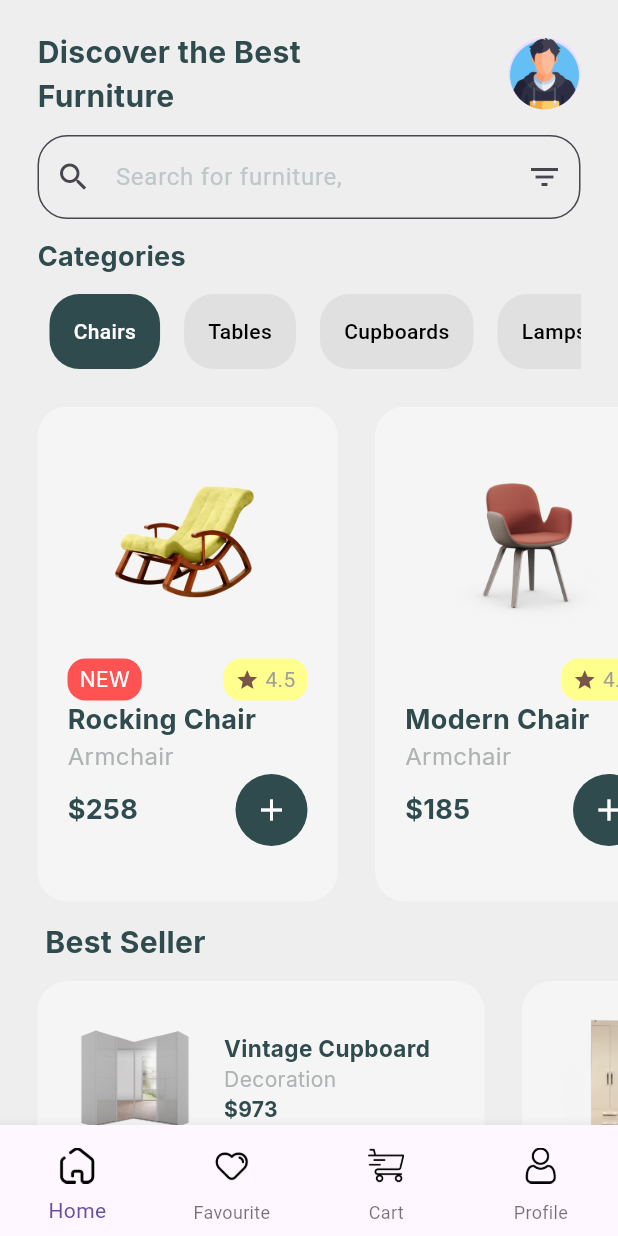
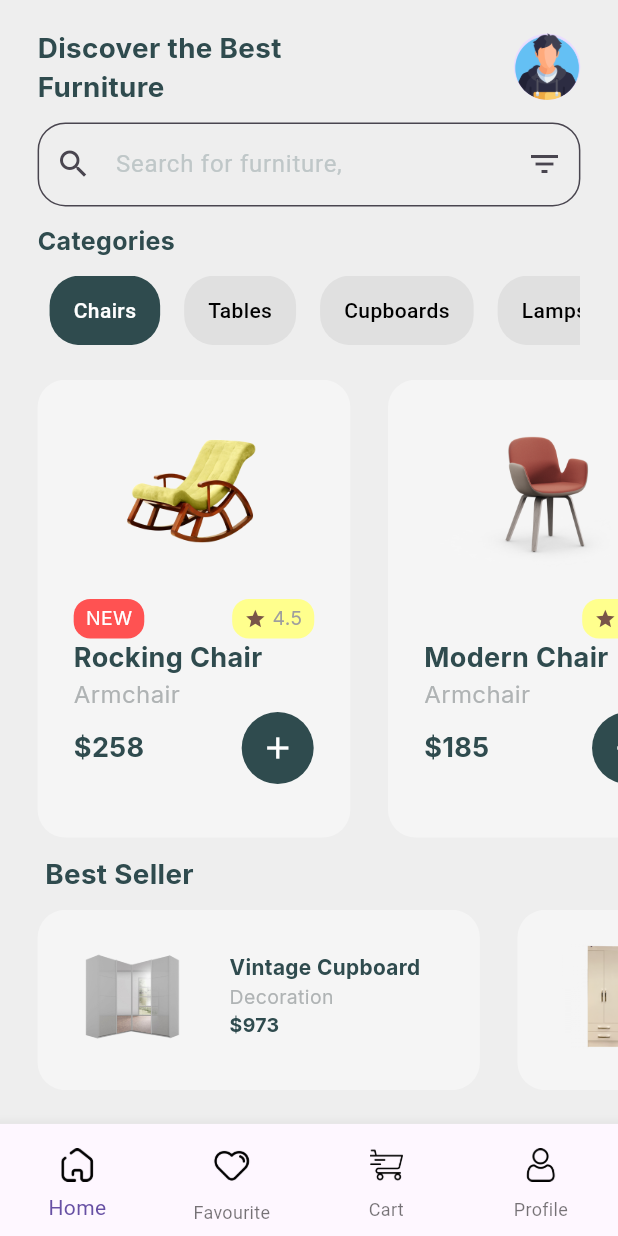
Before and after one commit to Subrato21/Furniture_Shop_Getx_Sqlite, a Flutter app: the BottomNavBar screen opened by its route, on a phone screen of 412 x 824 dp. Run offline on Flutter 3.47's test engine with Material 3 defaults, Android fonts, the phone set to English and light mode, and no system bars; our stand-ins replace flutter_screenutil, get, google_fonts, sqflite; accounts and stored records are empty.

Commit message:
added responsiveness

```diff
--- a/lib/components/best_seller_tile.dart
+++ b/lib/components/best_seller_tile.dart
@@ -1,4 +1,5 @@
 import 'package:flutter/material.dart';
+import 'package:flutter_screenutil/flutter_screenutil.dart';
 import 'package:furniture_shop/theme/colors.dart';
 import 'package:google_fonts/google_fonts.dart';
 import 'package:furniture_shop/model/model.dart';
@@ -16,10 +17,10 @@ class BestSellerTile extends StatelessWidget {
       child: Container(
         decoration: BoxDecoration(
           color: Colors.grey[100],
-          borderRadius: BorderRadius.circular(20),
+          borderRadius: BorderRadius.circular(20.r),
         ),
-        margin: const EdgeInsets.only(left: 25),
-        padding: const EdgeInsets.all(25),
+        margin: EdgeInsets.only(left: 25.w),
+        padding: EdgeInsets.all(25.r),
         child: Column(
           crossAxisAlignment: CrossAxisAlignment.start,
           children: [
@@ -30,14 +31,14 @@ class BestSellerTile extends StatelessWidget {
                     // Product Image
                     Image.asset(
                       product.imageUrl.first,
-                      width: 80,
-                      height: 80,
+                      width: 80.w,
+                      height: 75.h,
                     ),
                   ],
                 ),
-                const SizedBox(width: 8),
+                SizedBox(width: 8.w),
                 SizedBox(
-                  width: 160,
+                  width: 160.w,
                   child: Row(
                     mainAxisAlignment: MainAxisAlignment.spaceEvenly,
                     children: [
@@ -48,7 +49,7 @@ class BestSellerTile extends StatelessWidget {
                           Text(
                             product.name,
                             style: GoogleFonts.inter(
-                                fontSize: 15,
+                                fontSize: 15.sp,
                                 fontWeight: FontWeight.bold,
                                 color: primaryColor),
                             maxLines: 1,
@@ -60,7 +61,9 @@ class BestSellerTile extends StatelessWidget {
                           Text(
                             product.type,
                             style: GoogleFonts.inter(
-                                fontSize: 14, color: thirdColor),
+                              fontSize: 14.sp,
+                              color: thirdColor,
+                            ),
                             maxLines: 1,
                             overflow: TextOverflow.ellipsis,
                           ),
@@ -68,7 +71,7 @@ class BestSellerTile extends StatelessWidget {
                           Text(
                             '\$${product.price.toStringAsFixed(0)}',
                             style: GoogleFonts.inter(
-                                fontSize: 14,
+                                fontSize: 14.sp,
                                 fontWeight: FontWeight.bold,
                                 color: primaryColor),
                             maxLines: 1,
--- a/lib/components/bottom_nav_bar.dart
+++ b/lib/components/bottom_nav_bar.dart
@@ -1,4 +1,5 @@
 import 'package:flutter/material.dart';
+import 'package:flutter_screenutil/flutter_screenutil.dart';
 import 'package:furniture_shop/pages/profile/profile_screen.dart';
 import 'package:get/get.dart';
 import 'package:furniture_shop/pages/cart_page.dart';
@@ -57,17 +58,17 @@ class _BottomNavBarState extends State<BottomNavBar> {
         items: [
           BottomNavigationBarItem(
             icon: Padding(
-              padding: const EdgeInsets.all(8.0),
-              child:
-                  Image.asset("assets/images/home.png", width: 24, height: 24),
+              padding: EdgeInsets.all(8.0.r),
+              child: Image.asset("assets/images/home.png",
+                  width: 24.w, height: 24.h),
             ),
             label: "Home",
           ),
           BottomNavigationBarItem(
             icon: Padding(
-              padding: const EdgeInsets.all(8.0),
+              padding: EdgeInsets.all(8.0.r),
               child: Image.asset("assets/images/favourite.png",
-                  width: 24, height: 24),
+                  width: 28.w, height: 28.h),
             ),
             label: "Favourite",
           ),
@@ -81,17 +82,23 @@ class _BottomNavBarState extends State<BottomNavBar> {
           // ),
           BottomNavigationBarItem(
             icon: Padding(
-              padding: const EdgeInsets.all(8.0),
-              child:
-                  Image.asset("assets/images/cart.png", width: 24, height: 24),
+              padding: EdgeInsets.all(8.0.r),
+              child: Image.asset(
+                "assets/images/cart.png",
+                width: 24.w,
+                height: 24.h,
+              ),
             ),
             label: "Cart",
           ),
           BottomNavigationBarItem(
             icon: Padding(
-              padding: const EdgeInsets.all(8.0),
-              child:
-                  Image.asset("assets/images/user.png", width: 24, height: 24),
+              padding: EdgeInsets.all(8.0.r),
+              child: Image.asset(
+                "assets/images/user.png",
+                width: 24.w,
+                height: 24.h,
+              ),
             ),
             label: "Profile",
           ),
--- a/lib/components/button.dart
+++ b/lib/components/button.dart
@@ -1,4 +1,5 @@
 import 'package:flutter/material.dart';
+import 'package:flutter_screenutil/flutter_screenutil.dart';
 import 'package:furniture_shop/theme/colors.dart';
 
 class MyButton extends StatelessWidget {
@@ -14,9 +15,9 @@ class MyButton extends StatelessWidget {
         child: Container(
           decoration: BoxDecoration(
             color: primaryColor,
-            borderRadius: BorderRadius.circular(40),
+            borderRadius: BorderRadius.circular(40.r),
           ),
-          padding: EdgeInsets.all(20),
+          padding: EdgeInsets.all(20.r),
           child: Row(
             mainAxisAlignment: MainAxisAlignment.center,
             children: [
--- a/lib/components/product_tile.dart
+++ b/lib/components/product_tile.dart
@@ -1,4 +1,5 @@
 import 'package:flutter/material.dart';
+import 'package:flutter_screenutil/flutter_screenutil.dart';
 import 'package:furniture_shop/controller/product_controller.dart';
 import 'package:furniture_shop/theme/colors.dart';
 import 'package:get/get.dart';
@@ -18,10 +19,10 @@ class ProductTile extends StatelessWidget {
       child: Container(
         decoration: BoxDecoration(
           color: Colors.grey[100],
-          borderRadius: BorderRadius.circular(20),
+          borderRadius: BorderRadius.circular(20.r),
         ),
-        margin: const EdgeInsets.only(left: 25),
-        padding: const EdgeInsets.all(20),
+        margin: EdgeInsets.only(left: 25.w),
+        padding: EdgeInsets.symmetric(horizontal: 24.w, vertical: 10.h),
         child: Column(
           crossAxisAlignment: CrossAxisAlignment.start,
           children: [
@@ -30,12 +31,12 @@ class ProductTile extends StatelessWidget {
                 // Product Image
                 Image.asset(
                   product.imageUrl.first,
-                  height: 140,
+                  height: 140.h,
                 ),
 
                 SizedBox(
-                  width:
-                      160, // here added sized box and given fixed width so that we can use spacebetween without it it will not work
+                  width: 160
+                      .w, // here added sized box and given fixed width so that we can use spacebetween without it it will not work
                   child: Row(
                     mainAxisAlignment: MainAxisAlignment.spaceBetween,
                     children: [
@@ -44,17 +45,19 @@ class ProductTile extends StatelessWidget {
                           // Optional: "New" badge
                           product.isNew
                               ? Container(
-                                  margin: const EdgeInsets.only(top: 8),
-                                  padding: const EdgeInsets.symmetric(
-                                      horizontal: 8, vertical: 4),
+                                  margin: EdgeInsets.only(top: 8.h),
+                                  padding: EdgeInsets.symmetric(
+                                      horizontal: 8.w, vertical: 4.h),
                                   decoration: BoxDecoration(
                                     color: Colors.redAccent,
-                                    borderRadius: BorderRadius.circular(12),
+                                    borderRadius: BorderRadius.circular(12.r),
                                   ),
                                   child: Text(
                                     'NEW',
                                     style: GoogleFonts.inter(
-                                        fontSize: 14, color: Colors.white),
+                                      fontSize: 14.sp,
+                                      color: Colors.white,
+                                    ),
                                   ),
                                 )
                               : const SizedBox.shrink(),
@@ -65,12 +68,12 @@ class ProductTile extends StatelessWidget {
                       Row(
                         children: [
                           Container(
-                            margin: const EdgeInsets.only(top: 8),
-                            padding: const EdgeInsets.symmetric(
-                                horizontal: 8, vertical: 4),
+                            margin: EdgeInsets.only(top: 8.h),
+                            padding: EdgeInsets.symmetric(
+                                horizontal: 8.w, vertical: 4.h),
                             decoration: BoxDecoration(
                               color: Colors.yellowAccent.shade100,
-                              borderRadius: BorderRadius.circular(12),
+                              borderRadius: BorderRadius.circular(12.r),
                             ),
                             child: Row(
                               mainAxisSize: MainAxisSize.min, // Wrap content
@@ -78,13 +81,15 @@ class ProductTile extends StatelessWidget {
                                 Icon(
                                   Icons.star,
                                   color: Colors.brown.shade500,
-                                  size: 16,
+                                  size: 16.r,
                                 ),
                                 const SizedBox(width: 4),
                                 Text(
                                   product.rating.toString(),
-                                  style: const TextStyle(
-                                      color: Colors.grey, fontSize: 14),
+                                  style: GoogleFonts.inter(
+                                    color: Colors.grey,
+                                    fontSize: 14.sp,
+                                  ),
                                 ),
                               ],
                             ),
--- a/lib/pages/product_home_page.dart
+++ b/lib/pages/product_home_page.dart
@@ -1,5 +1,5 @@
 import 'package:flutter/material.dart';
-import 'package:furniture_shop/pages/profile/profile_screen.dart';
+import 'package:flutter_screenutil/flutter_screenutil.dart';
 import 'package:get/get.dart';
 
 import 'package:furniture_shop/components/best_seller_tile.dart';
@@ -31,8 +31,8 @@ class ProductHomePage extends StatelessWidget {
             crossAxisAlignment: CrossAxisAlignment.start,
             children: [
               Padding(
-                padding: const EdgeInsets.only(
-                    top: 20, left: 25, right: 25, bottom: 25),
+                padding: EdgeInsets.only(
+                    top: 20.h, left: 25.w, right: 25.w, bottom: 25.h),
                 child: Column(
                   crossAxisAlignment: CrossAxisAlignment.start,
                   children: [
@@ -40,28 +40,27 @@ class ProductHomePage extends StatelessWidget {
                       mainAxisAlignment: MainAxisAlignment.spaceBetween,
                       children: [
                         SizedBox(
-                          width: 250, // control width so text wraps
+                          width: 250.w, // control width so text wraps
                           child: Text(
                             "Discover the Best Furniture",
                             //maxLines: 2, // allow 2 lines max
                             // overflow: TextOverflow
                             //     .ellipsis, // optional: adds "..." if too long
                             style: GoogleFonts.inter(
-                              fontSize: 20,
+                              fontSize: 20.sp,
                               color: primaryColor,
                               fontWeight: FontWeight.bold,
                             ),
                           ),
                         ),
                         CircleAvatar(
-                          radius: 24, // size of circle
+                          radius: 24.r, // size of circle
                           backgroundImage: AssetImage("assets/images/boy.png"),
                         ),
                       ],
                     ),
 
-                    const SizedBox(
-                        height: 12), // spacing between row & search bar
+                    SizedBox(height: 12.h), // spacing between row & search bar
 
                     // search bar
                     TextField(
@@ -69,7 +68,7 @@ class ProductHomePage extends StatelessWidget {
                         filled: true, // enable background color
                         fillColor: Colors.grey[200],
                         border: OutlineInputBorder(
-                          borderRadius: BorderRadius.circular(20),
+                          borderRadius: BorderRadius.circular(20.r),
                         ),
                         hintText: 'Search for furniture,',
                         hintStyle: TextStyle(color: secondaryColor),
@@ -80,20 +79,20 @@ class ProductHomePage extends StatelessWidget {
                         ), // filter icon at the end (leading side is prefixIcon)
                       ),
                     ),
-                    const SizedBox(height: 12),
+                    SizedBox(height: 12.h),
                     Text(
                       "Categories",
                       style: GoogleFonts.inter(
-                        fontSize: 18,
+                        fontSize: 18.sp,
                         color: primaryColor,
                         fontWeight: FontWeight.bold,
                       ),
                     ),
 
                     // category list
-                    const SizedBox(height: 12),
+                    SizedBox(height: 12.h),
                     SizedBox(
-                      height: 50,
+                      height: 50.h,
                       child: ListView.builder(
                         scrollDirection: Axis.horizontal,
                         itemCount: controller.categories.length,
@@ -143,7 +142,7 @@ class ProductHomePage extends StatelessWidget {
 
               // product grid
               SizedBox(
-                height: 330,
+                height: 330.h,
                 child: Obx(
                   () => ListView.builder(
                     scrollDirection: Axis.horizontal,
@@ -159,25 +158,25 @@ class ProductHomePage extends StatelessWidget {
                 ),
               ),
 
-              const SizedBox(height: 12),
+              SizedBox(height: 12.h),
               Padding(
-                padding: const EdgeInsets.only(left: 30.0),
+                padding: EdgeInsets.only(left: 30.0.w),
                 child: Text(
                   "Best Seller",
                   style: GoogleFonts.inter(
-                    fontSize: 20,
+                    fontSize: 20.sp,
                     color: primaryColor,
                     fontWeight: FontWeight.bold,
                   ),
                 ),
               ),
-              const SizedBox(height: 12),
+              SizedBox(height: 12.sp),
 
               // product grid
               Padding(
-                padding: const EdgeInsets.only(bottom: 20.0),
+                padding: EdgeInsets.only(bottom: 20.0.h),
                 child: SizedBox(
-                  height: 130,
+                  height: 130.h,
                   child: Obx(() {
                     // get best-seller cupboards
                     final cupboards = controller.bestSellerCupboards;
--- a/lib/pages/profile/profile_screen.dart
+++ b/lib/pages/profile/profile_screen.dart
@@ -1,4 +1,5 @@
 import 'package:flutter/material.dart';
+import 'package:flutter_screenutil/flutter_screenutil.dart';
 import 'package:furniture_shop/pages/profile/components/body.dart';
 import 'package:google_fonts/google_fonts.dart';
 
@@ -21,7 +22,7 @@ class ProfileScreen extends StatelessWidget {
           " My Profile",
           style: GoogleFonts.inter(
             color: primaryColor,
-            fontSize: 20,
+            fontSize: 20.sp,
             fontWeight: FontWeight.bold,
           ),
         ),
--- a/pubspec.yaml
+++ b/pubspec.yaml
@@ -39,6 +39,7 @@ dependencies:
   path: ^1.9.1
   path_provider: ^2.1.5
   sqflite: ^2.4.2
+  flutter_screenutil: ^5.9.3
 
 dev_dependencies:
   flutter_test:
```
Also changed, not shown: lib/components/cart_checkout_button.dart (+19 -12 lines), lib/components/cart_tile.dart (+19 -21 lines), lib/components/description_button.dart (+12 -8 lines), lib/main.dart (+15 -6 lines), lib/pages/cart_page.dart (+14 -13 lines), lib/pages/favorite_page.dart (+38 -34 lines), lib/pages/intro_page.dart (+4 -3 lines), lib/pages/product_description_page.dart (+57 -53 lines), lib/pages/profile/components/body.dart (+6 -5 lines), lib/pages/profile/components/profile_menu.dart (+6 -5 lines), lib/pages/profile/components/profile_picture.dart (+7 -6 lines), lib/pages/scan_page.dart (deleted, +0 -42 lines), pubspec.lock.
